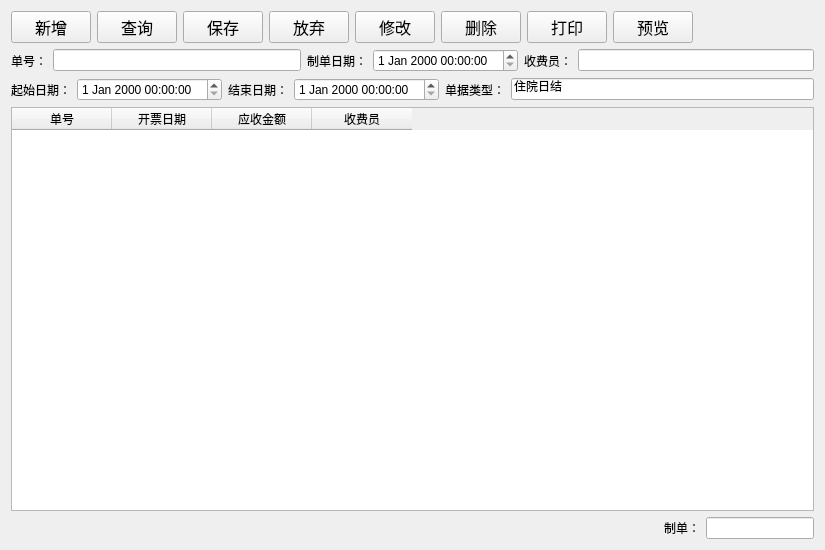
Old version of the form hospitalisationdailyreport.ui in the repository histest/his.
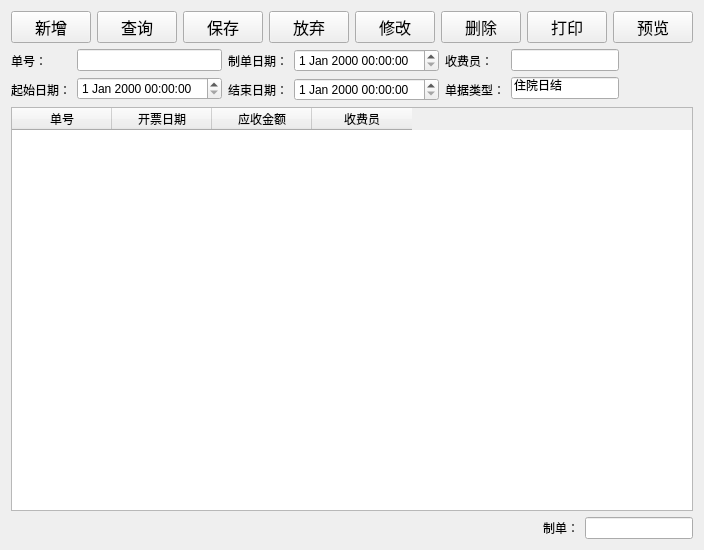
New version of the form.

Diff of the .ui file:
```diff
--- a/hospitalisationdailyreport.ui
+++ b/hospitalisationdailyreport.ui
@@ -6,14 +6,14 @@
    <rect>
     <x>0</x>
     <y>0</y>
-    <width>825</width>
+    <width>668</width>
     <height>550</height>
    </rect>
   </property>
   <property name="windowTitle">
    <string>Hospitalisationdailyreport</string>
   </property>
-  <layout class="QVBoxLayout" name="verticalLayout_2">
+  <layout class="QVBoxLayout" name="verticalLayout_7">
    <item>
     <layout class="QHBoxLayout" name="horizontalLayout_15">
      <item>
@@ -136,12 +136,10 @@
     </layout>
    </item>
    <item>
+    <layout class="QHBoxLayout" name="horizontalLayout">
+     <item>
     <layout class="QVBoxLayout" name="verticalLayout">
      <item>
-      <layout class="QHBoxLayout" name="horizontalLayout_11">
-       <item>
-        <layout class="QHBoxLayout" name="horizontalLayout_12">
-         <item>
           <widget class="QLabel" name="label_9">
            <property name="text">
             <string>单号：</string>
@@ -149,58 +147,47 @@
           </widget>
          </item>
          <item>
-          <widget class="QLineEdit" name="sheetNoEdit"/>
-         </item>
-        </layout>
-       </item>
-       <item>
-        <layout class="QHBoxLayout" name="horizontalLayout_13">
-         <item>
-          <widget class="QLabel" name="label_10">
-           <property name="text">
-            <string>制单日期：</string>
-           </property>
-          </widget>
-         </item>
-         <item>
-          <widget class="QDateTimeEdit" name="makedateTimeEdit"/>
-         </item>
-        </layout>
-       </item>
-       <item>
-        <layout class="QHBoxLayout" name="horizontalLayout_14">
-         <item>
-          <widget class="QLabel" name="label_11">
-           <property name="text">
-            <string>收费员：</string>
-           </property>
-          </widget>
-         </item>
-         <item>
-          <widget class="QLineEdit" name="casherEdit"/>
-         </item>
-        </layout>
-       </item>
-      </layout>
-     </item>
-     <item>
-      <layout class="QHBoxLayout" name="horizontalLayout_16">
-       <item>
-        <layout class="QHBoxLayout" name="horizontalLayout_17">
-         <item>
           <widget class="QLabel" name="label_12">
            <property name="text">
             <string>起始日期：</string>
            </property>
           </widget>
          </item>
+      </layout>
+     </item>
          <item>
-          <widget class="QDateTimeEdit" name="startdateTimeEdit"/>
-         </item>
+      <layout class="QVBoxLayout" name="verticalLayout_2">
+       <item>
+        <widget class="QLineEdit" name="sheetNoEdit">
+         <property name="maximumSize">
+          <size>
+           <width>160</width>
+           <height>16777215</height>
+          </size>
+         </property>
+        </widget>
+       </item>
+       <item>
+        <widget class="QDateTimeEdit" name="startdateTimeEdit">
+         <property name="maximumSize">
+          <size>
+           <width>160</width>
+           <height>16777215</height>
+          </size>
+         </property>
+        </widget>
+       </item>
         </layout>
        </item>
        <item>
-        <layout class="QHBoxLayout" name="horizontalLayout_18">
+      <layout class="QVBoxLayout" name="verticalLayout_3">
+       <item>
+        <widget class="QLabel" name="label_10">
+         <property name="text">
+          <string>制单日期：</string>
+         </property>
+        </widget>
+       </item>
          <item>
           <widget class="QLabel" name="label_13">
            <property name="text">
@@ -208,13 +195,41 @@
            </property>
           </widget>
          </item>
+      </layout>
+     </item>
          <item>
-          <widget class="QDateTimeEdit" name="endateTimeEdit"/>
-         </item>
+      <layout class="QVBoxLayout" name="verticalLayout_4">
+       <item>
+        <widget class="QDateTimeEdit" name="makedateTimeEdit">
+         <property name="maximumSize">
+          <size>
+           <width>160</width>
+           <height>16777215</height>
+          </size>
+         </property>
+        </widget>
+       </item>
+       <item>
+        <widget class="QDateTimeEdit" name="endateTimeEdit">
+         <property name="maximumSize">
+          <size>
+           <width>160</width>
+           <height>16777215</height>
+          </size>
+         </property>
+        </widget>
+       </item>
         </layout>
        </item>
        <item>
-        <layout class="QHBoxLayout" name="horizontalLayout_19">
+      <layout class="QVBoxLayout" name="verticalLayout_5">
+       <item>
+        <widget class="QLabel" name="label_11">
+         <property name="text">
+          <string>收费员：</string>
+         </property>
+        </widget>
+       </item>
          <item>
           <widget class="QLabel" name="label_14">
            <property name="text">
@@ -222,8 +237,28 @@
            </property>
           </widget>
          </item>
+      </layout>
+     </item>
+     <item>
+      <layout class="QVBoxLayout" name="verticalLayout_6">
+       <item>
+        <widget class="QLineEdit" name="casherEdit">
+         <property name="maximumSize">
+          <size>
+           <width>160</width>
+           <height>16777215</height>
+          </size>
+         </property>
+        </widget>
+       </item>
          <item>
           <widget class="QLineEdit" name="lineEdit_8">
+         <property name="maximumSize">
+          <size>
+           <width>160</width>
+           <height>16777215</height>
+          </size>
+         </property>
            <property name="text">
             <string>住院日结</string>
            </property>
@@ -231,6 +266,19 @@
          </item>
         </layout>
        </item>
+     <item>
+      <spacer name="horizontalSpacer">
+       <property name="orientation">
+        <enum>Qt::Horizontal</enum>
+       </property>
+       <property name="sizeHint" stdset="0">
+        <size>
+         <width>40</width>
+         <height>20</height>
+        </size>
+       </property>
+      </spacer>
+     </item>
       </layout>
      </item>
      <item>
@@ -288,8 +336,6 @@
           </sizepolicy>
          </property>
         </widget>
-       </item>
-      </layout>
      </item>
     </layout>
    </item>
```
Lines whose indentation alone changed are shown as unchanged.
